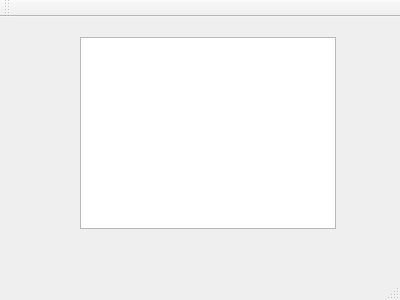
Before: the Qt Designer form proxydemo/mainwindow.ui in metahashorg/metagate, drawn with Qt 5.
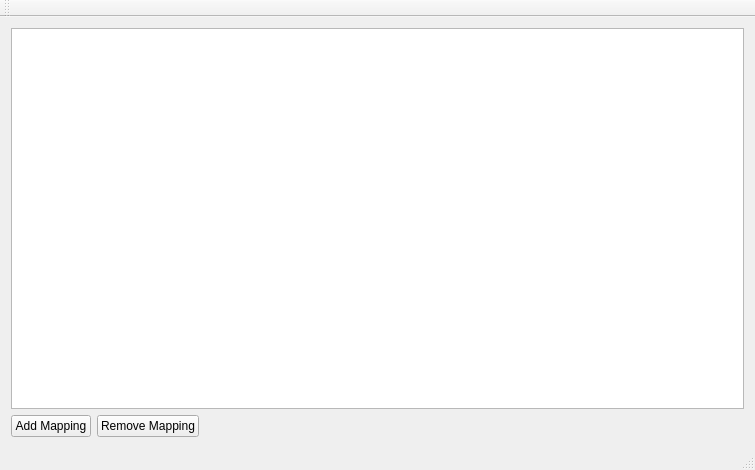
After: the same form once the commit is applied.

Patch:
```diff
--- a/proxydemo/mainwindow.ui
+++ b/proxydemo/mainwindow.ui
@@ -6,24 +6,50 @@
    <rect>
     <x>0</x>
     <y>0</y>
-    <width>400</width>
-    <height>300</height>
+    <width>755</width>
+    <height>470</height>
    </rect>
   </property>
   <property name="windowTitle">
    <string>MainWindow</string>
   </property>
   <widget class="QWidget" name="centralWidget">
-   <widget class="QListWidget" name="listWidget">
-    <property name="geometry">
-     <rect>
-      <x>80</x>
-      <y>20</y>
-      <width>256</width>
-      <height>192</height>
-     </rect>
-    </property>
-   </widget>
+   <layout class="QVBoxLayout" name="verticalLayout">
+    <item>
+     <widget class="QListWidget" name="listWidget"/>
+    </item>
+    <item>
+     <layout class="QHBoxLayout" name="horizontalLayout">
+      <item>
+       <widget class="QPushButton" name="addMappingButton">
+        <property name="text">
+         <string>Add Mapping</string>
+        </property>
+       </widget>
+      </item>
+      <item>
+       <widget class="QPushButton" name="removeMappingButton">
+        <property name="text">
+         <string>Remove Mapping</string>
+        </property>
+       </widget>
+      </item>
+      <item>
+       <spacer name="horizontalSpacer">
+        <property name="orientation">
+         <enum>Qt::Horizontal</enum>
+        </property>
+        <property name="sizeHint" stdset="0">
+         <size>
+          <width>40</width>
+          <height>20</height>
+         </size>
+        </property>
+       </spacer>
+      </item>
+     </layout>
+    </item>
+   </layout>
   </widget>
   <widget class="QMenuBar" name="menuBar">
    <property name="geometry">
```
Left out of the diff: 4 changed lines with no effect on the pictures.
